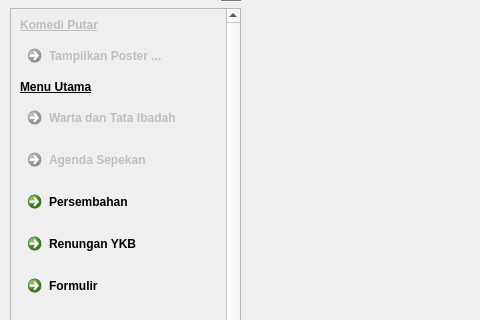
Before: the Qt Designer form qtdesigner-ui/screen_main.ui in gkisalatiga/simon-petrus, drawn with Qt 5; both pictures show x 0 to 480 and y 187 to 507 of the 847 by 713 pixel window.
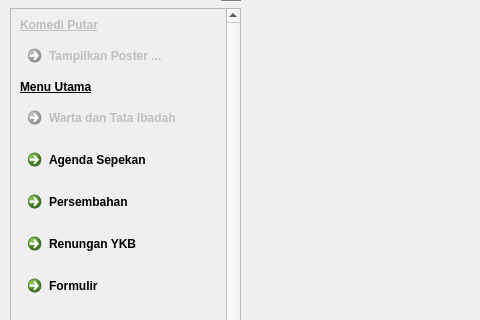
After: the same form once the commit is applied. The open tabs and pages were chosen to show the change.

The edit to the form file:
```diff
--- a/qtdesigner-ui/screen_main.ui
+++ b/qtdesigner-ui/screen_main.ui
@@ -112,8 +112,8 @@
       <rect>
        <x>0</x>
        <y>0</y>
-       <width>98</width>
-       <height>28</height>
+       <width>231</width>
+       <height>501</height>
       </rect>
      </property>
      <attribute name="label">
@@ -154,7 +154,7 @@
         <rect>
          <x>0</x>
          <y>0</y>
-         <width>193</width>
+         <width>215</width>
          <height>520</height>
         </rect>
        </property>
@@ -213,7 +213,7 @@
         <item>
          <widget class="QCommandLinkButton" name="commandLinkButton_7">
           <property name="enabled">
-           <bool>false</bool>
+           <bool>true</bool>
           </property>
           <property name="text">
            <string>Agenda Sepekan</string>
```
Left out of the diff: 4 changed lines with no effect on the pictures.
